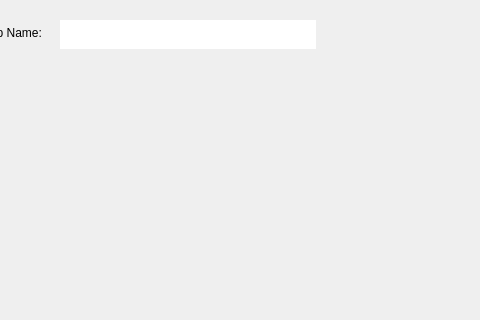
borhanem/Messenger_Void_13, file groupchat.ui: the form before one commit; both pictures show x 100 to 580 and y 0 to 320 of the 580 by 525 pixel window.
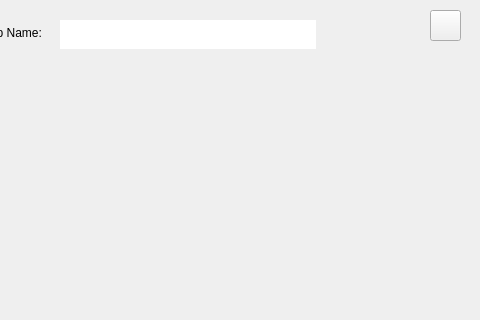
The form after the commit.

Diff of the .ui file:
```diff
--- a/groupchat.ui
+++ b/groupchat.ui
@@ -162,6 +162,22 @@
     <string/>
    </property>
   </widget>
+  <widget class="QToolButton" name="Exit_pbn">
+   <property name="geometry">
+    <rect>
+     <x>530</x>
+     <y>10</y>
+     <width>31</width>
+     <height>31</height>
+    </rect>
+   </property>
+   <property name="styleSheet">
+    <string notr="true"/>
+   </property>
+   <property name="text">
+    <string/>
+   </property>
+  </widget>
  </widget>
  <resources/>
  <connections/>
```
